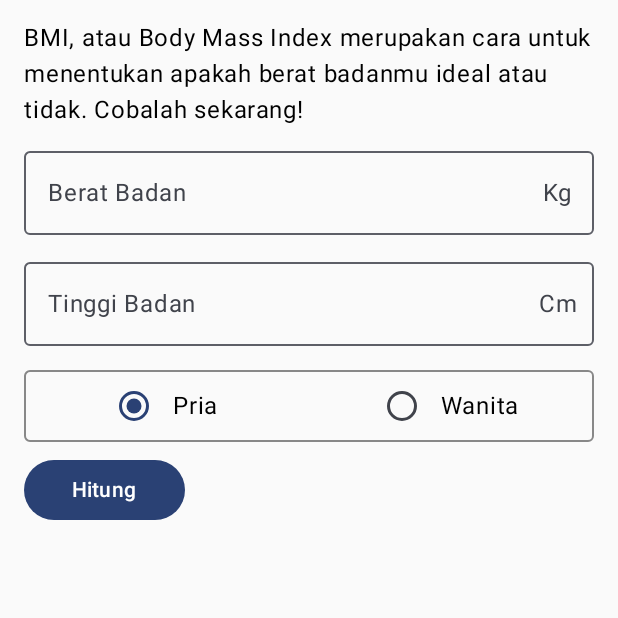
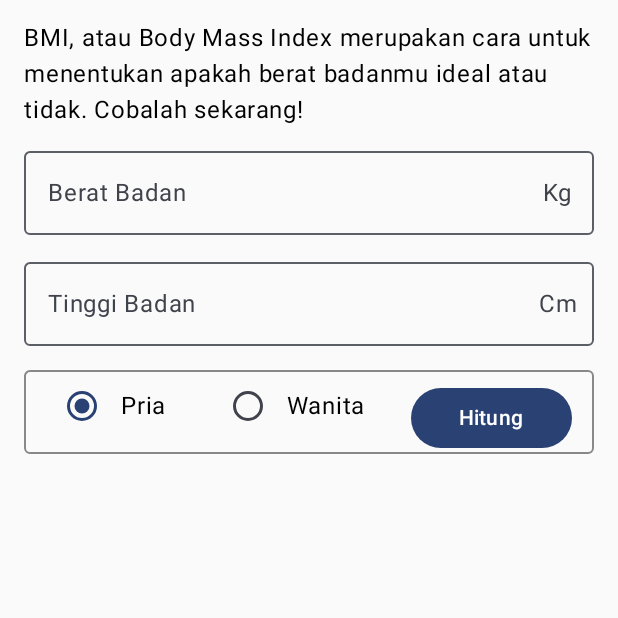
Before and after one commit to gedeastu/Jetpack_Compose_Drill, an Android app built with Jetpack Compose: the screen it shows after launch (MainActivity), after a tap on "Hitung", on a phone screen of 412 x 824 dp, the top half of it. Run offline under Robolectric (Android 15) with nearby library versions, the phone set to English and light mode, and no system bars; our stand-ins replace constraintlayout-compose; Roboto replaces fonts that are not available here; 1 statement that could not run was skipped.

Commit message:
update about BMI app layout and add any function

```diff
--- a/app/src/main/java/com/example/main/BMIapp/BMIScreen.kt
+++ b/app/src/main/java/com/example/main/BMIapp/BMIScreen.kt
@@ -1,43 +1,92 @@
 package com.example.main.BMIapp
 
+import androidx.compose.foundation.border
+import androidx.compose.foundation.layout.Arrangement
 import androidx.compose.foundation.layout.Column
+import androidx.compose.foundation.layout.PaddingValues
+import androidx.compose.foundation.layout.Row
 import androidx.compose.foundation.layout.fillMaxSize
 import androidx.compose.foundation.layout.fillMaxWidth
 import androidx.compose.foundation.layout.padding
+import androidx.compose.foundation.selection.selectable
+import androidx.compose.foundation.shape.RoundedCornerShape
 import androidx.compose.foundation.text.KeyboardOptions
+import androidx.compose.material3.Button
 import androidx.compose.material3.ExperimentalMaterial3Api
 import androidx.compose.material3.MaterialTheme
 import androidx.compose.material3.OutlinedTextField
+import androidx.compose.material3.RadioButton
 import androidx.compose.material3.Text
 import androidx.compose.runtime.Composable
 import androidx.compose.runtime.getValue
 import androidx.compose.runtime.mutableStateOf
 import androidx.compose.runtime.remember
 import androidx.compose.runtime.setValue
+import androidx.compose.ui.Alignment
 import androidx.compose.ui.Modifier
+import androidx.compose.ui.graphics.Color
 import androidx.compose.ui.res.stringResource
+import androidx.compose.ui.semantics.Role
 import androidx.compose.ui.text.input.ImeAction
 import androidx.compose.ui.text.input.KeyboardType
 import androidx.compose.ui.unit.dp
 import com.example.main.R
+import kotlin.math.pow
 
 @OptIn(ExperimentalMaterial3Api::class)
 @Composable
 fun BMIScreen(modifier: Modifier = Modifier){
+
     var berat by remember {
         mutableStateOf("")
     }
     var tinggi by remember {
         mutableStateOf("")
     }
+    var bmi by remember {
+        mutableStateOf(0f)
+    }
+    var kategori by remember {
+        mutableStateOf(0)
+    }
+    val radioOptions = listOf(
+        stringResource(id = R.string.pria),
+        stringResource(id = R.string.wanita)
+    )
+    var gender by remember {
+        mutableStateOf(radioOptions[0])
+    }
+    fun countBMI(berat: Float,tinggi: Float):Float{
+        return berat / ( tinggi / 100 ).pow(2)
+    }
+    fun getKategori(bmi: Float, isMale: Boolean): Int{
+        return if (isMale){
+            when{
+                bmi < 20.5 -> R.string.kurus
+                bmi > 27.0 -> R.string.gemuk
+                else -> R.string.ideal
+            }
+        }else{
+            when{
+                bmi < 18.5 -> R.string.kurus
+                bmi >= 25.0 -> R.string.gemuk
+                else -> R.string.ideal
+            }
+        }
+    }
+
     Column(modifier = Modifier
         .fillMaxSize()
         .padding(16.dp)){
+
+        //Text Title
         Text(
             text = stringResource(id = R.string.bmi_intro),
             modifier = Modifier.fillMaxWidth(),
             style = MaterialTheme.typography.bodyLarge,
         )
+
+        //TextField Berat
         OutlinedTextField(
             value = berat,
             onValueChange = {
@@ -58,6 +107,8 @@ fun BMIScreen(modifier: Modifier = Modifier){
                 Text(text = stringResource(id = R.string.kg))
             },
         )
+
+        //TextField Tinggi
         OutlinedTextField(
             value = tinggi,
             onValueChange = {
@@ -78,7 +129,44 @@ fun BMIScreen(modifier: Modifier = Modifier){
                 Text(text = stringResource(id = R.string.cm))
             },
         )
-        GenderSection()
-        HitungButton()
+
+        //Radio
+        Row(modifier = Modifier
+            .padding(top = 6.dp)
+            .border(1.dp, Color.Gray, RoundedCornerShape(4.dp))
+            .fillMaxWidth(), horizontalArrangement = Arrangement.SpaceAround){
+            radioOptions.forEach{ value ->
+                GenderOptions(label = value, isSelected = gender == value, modifier = Modifier
+                    .selectable(
+                        selected = gender == value,
+                        onClick = { gender = value },
+                        role = Role.RadioButton
+                    )
+                    .weight(1f)
+                    .padding(16.dp))
+            }
+
+            //Tombol Counting
+            Button(onClick = {
+                bmi = countBMI(berat = berat.toFloat(), tinggi = tinggi.toFloat())
+                kategori = getKategori( bmi = bmi, isMale = gender == radioOptions[0])
+            }, modifier = Modifier.padding(top = 8.dp), contentPadding = PaddingValues(horizontal = 32.dp)) {
+                Text(text = stringResource(id = R.string.hitung))
+            }
+        }
+    }
+
+}
+
+
+@Composable
+fun GenderOptions(label:String, isSelected:Boolean, modifier: Modifier){
+    Row(modifier = Modifier, verticalAlignment = Alignment.CenterVertically){
+        RadioButton(selected = isSelected, onClick = {  })
+        Text(
+            text = label,
+            style = MaterialTheme.typography.bodyLarge,
+            modifier = Modifier.padding(start = 2.dp)
+        )
     }
 }
--- a/app/src/main/java/com/example/main/BMIapp/GenderOptions.kt
+++ /dev/null
@@ -1,57 +0,0 @@
-package com.example.main.BMIapp
-
-import androidx.compose.foundation.border
-import androidx.compose.foundation.layout.Arrangement
-import androidx.compose.foundation.layout.Row
-import androidx.compose.foundation.layout.fillMaxWidth
-import androidx.compose.foundation.layout.padding
-import androidx.compose.foundation.selection.selectable
-import androidx.compose.foundation.shape.RoundedCornerShape
-import androidx.compose.material3.MaterialTheme
-import androidx.compose.material3.RadioButton
-import androidx.compose.material3.Text
-import androidx.compose.runtime.Composable
-import androidx.compose.runtime.getValue
-import androidx.compose.runtime.mutableStateOf
-import androidx.compose.runtime.remember
-import androidx.compose.runtime.setValue
-import androidx.compose.ui.Alignment
-import androidx.compose.ui.Modifier
-import androidx.compose.ui.graphics.Color
-import androidx.compose.ui.res.stringResource
-import androidx.compose.ui.semantics.Role
-import androidx.compose.ui.unit.dp
-import androidx.compose.ui.unit.sp
-import com.example.main.R
-
-@Composable
-fun GenderOptions(label:String, isSelected:Boolean, modifier: Modifier){
-    Row(modifier = Modifier, verticalAlignment = Alignment.CenterVertically){
-        RadioButton(selected = isSelected, onClick = {  })
-        Text(
-            text = label,
-            style = MaterialTheme.typography.bodyLarge,
-            modifier = Modifier.padding(start = 2.dp)
-        )
-    }
-}
-
-@Composable
-fun GenderSection(){
-    val radioOptions = listOf<String>(
-        stringResource(id = R.string.pria),
-        stringResource(id = R.string.wanita)
-    )
-    var gender by remember {
-        mutableStateOf(radioOptions[0])
-    }
-    Row(modifier = Modifier.padding(top = 6.dp).border(1.dp, Color.Gray, RoundedCornerShape(4.dp)).fillMaxWidth(), horizontalArrangement = Arrangement.SpaceAround){
-        radioOptions.forEach{value ->
-            GenderOptions(label = value, isSelected = gender == value, modifier = Modifier.selectable(
-                selected = gender == value,
-                onClick = { gender = value },
-                role = Role.RadioButton
-            ).weight(1f).padding(16.dp))
-        }
-    }
-}
--- a/app/src/main/java/com/example/main/BMIapp/HitungButton.kt
+++ /dev/null
@@ -1,18 +0,0 @@
-package com.example.main.BMIapp
-
-import androidx.compose.foundation.layout.PaddingValues
-import androidx.compose.foundation.layout.padding
-import androidx.compose.material3.Button
-import androidx.compose.material3.Text
-import androidx.compose.runtime.Composable
-import androidx.compose.ui.Modifier
-import androidx.compose.ui.res.stringResource
-import androidx.compose.ui.unit.dp
-import com.example.main.R
-
-@Composable
-fun HitungButton(){
-    Button(onClick = {  }, modifier = Modifier.padding(top = 8.dp), contentPadding = PaddingValues(horizontal = 32.dp)) {
-        Text(text = stringResource(id = R.string.hitung))
-    }
-}
--- /dev/null
+++ b/app/src/main/java/com/example/main/BMIapp/countBMI.kt
@@ -0,0 +1,4 @@
+package com.example.main.BMIapp
+
+import com.example.main.R
+import kotlin.math.pow
--- a/app/src/main/res/values/strings.xml
+++ b/app/src/main/res/values/strings.xml
@@ -22,4 +22,16 @@
     <string name="cm">
         Cm
     </string>
+    <string name="bmi_x">
+        BMI: %1$.2f
+    </string>
+    <string name="kurus">
+        Kurus
+    </string>
+    <string name="ideal">
+        Ideal
+    </string>
+    <string name="gemuk">
+        Gemuk
+    </string>
 </resources>
```
